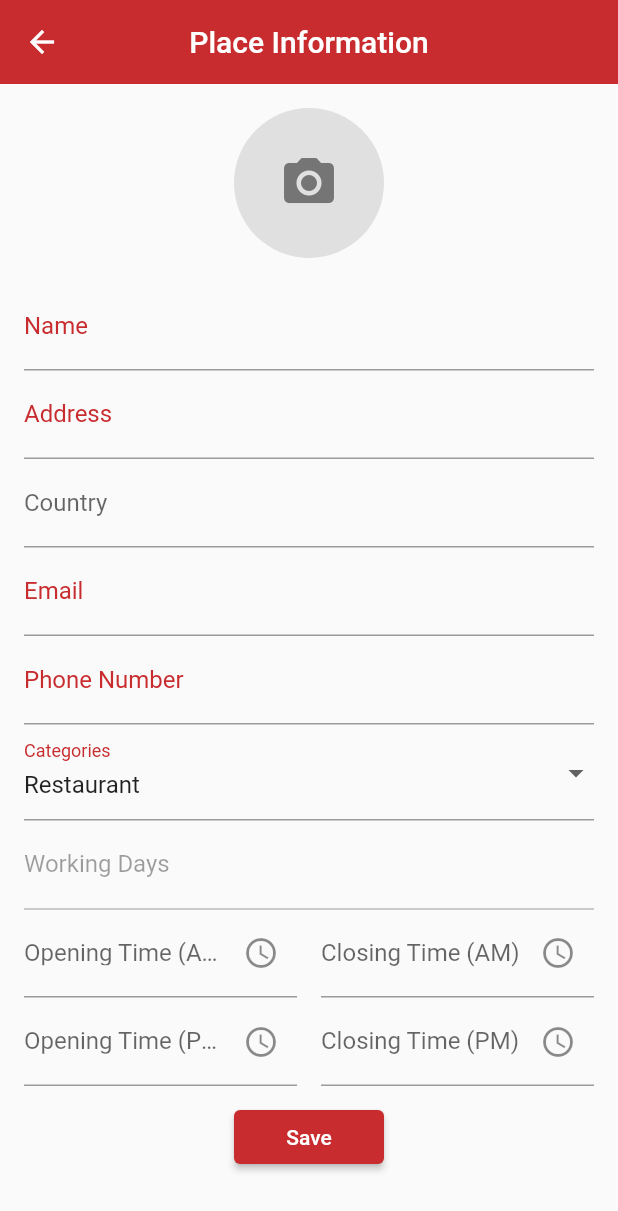
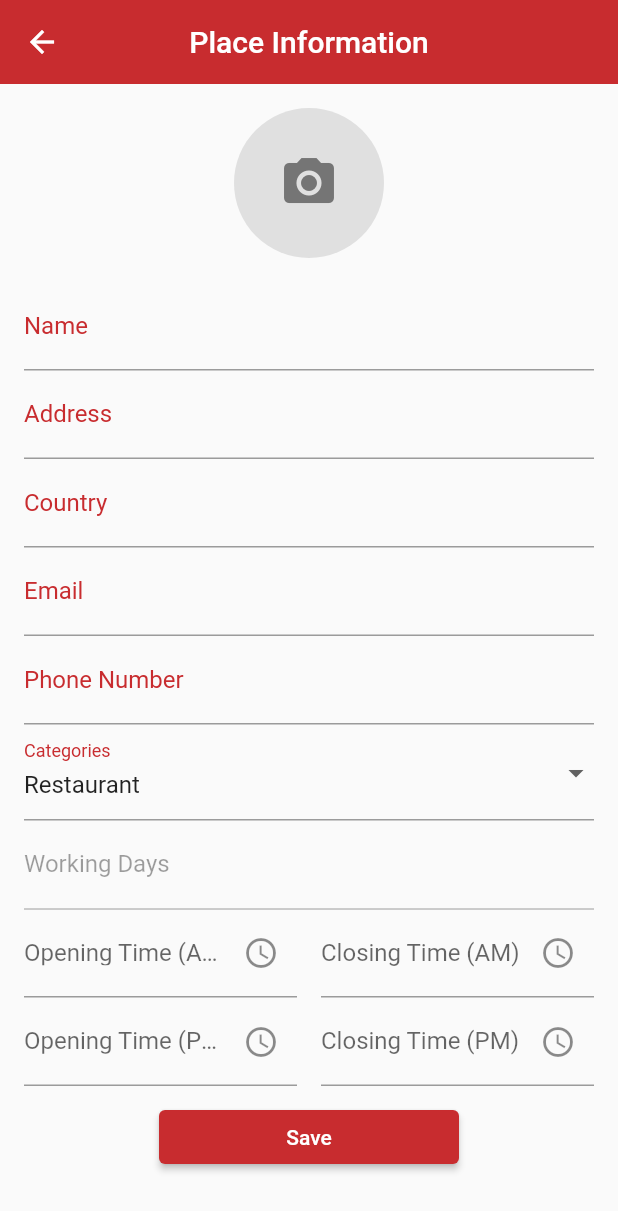
Before and after one commit to omarelhassani12/Appointify, a Flutter app: the AdminEditStoreScreen screen opened directly, on a phone screen of 412 x 824 dp. Shown: the top 1211 px of the screen. Run offline on Flutter 3.47's test engine with Material 2 defaults, Android fonts, the phone set to English and light mode, and no system bars; our stand-ins replace csc_picker, flutter_map, flutter_time_picker_spinner, fluttertoast, geocoding, geolocator and 2 more; missing offline and left inert: flutter_map_marker_cluster.

Commit message:
create the admin edit_store_screen with upload image and change the icon of the app

```diff
--- a/lib/views/admin/admin_edit_store_screen.dart
+++ b/lib/views/admin/admin_edit_store_screen.dart
@@ -1,3 +1,5 @@
+// ignore_for_file: avoid_print
+
 import 'package:flutter/material.dart';
 import 'package:flutter_time_picker_spinner/flutter_time_picker_spinner.dart';
 import 'package:image_picker/image_picker.dart';
@@ -294,7 +296,16 @@ class AdminEditStoreScreenState extends State<AdminEditStoreScreen> {
                         },
                       ),
                       TextFormField(
-                        decoration: const InputDecoration(labelText: 'Country'),
+                        decoration: const InputDecoration(
+                          labelText: 'Country',
+                          focusedBorder: UnderlineInputBorder(
+                            borderSide: BorderSide(color: AppColors.accentClr),
+                          ),
+                          labelStyle: TextStyle(
+                            color: AppColors.accentClr,
+                          ),
+                          focusColor: AppColors.accentClr,
+                        ),
                         onSaved: (value) => _establishment.country = value!,
                         validator: (value) {
                           if (value == null || value.isEmpty) {
@@ -549,7 +560,7 @@ class AdminEditStoreScreenState extends State<AdminEditStoreScreen> {
                       const SizedBox(height: 10),
                       Center(
                         child: SizedBox(
-                          width: 100,
+                          width: 200,
                           child: ElevatedButton(
                             onPressed: _saveForm,
                             style: ElevatedButton.styleFrom(
--- a/lib/views/admin/admin_store_screen.dart
+++ b/lib/views/admin/admin_store_screen.dart
@@ -109,7 +109,7 @@ class AdminStoreScreen extends StatelessWidget {
                   Expanded(
                     child: _buildDaysOfWork(),
                   ),
-                  SizedBox(width: 8),
+                  const SizedBox(width: 8),
                   Expanded(
                     child: _buildWorkTimes(),
                   ),
```
